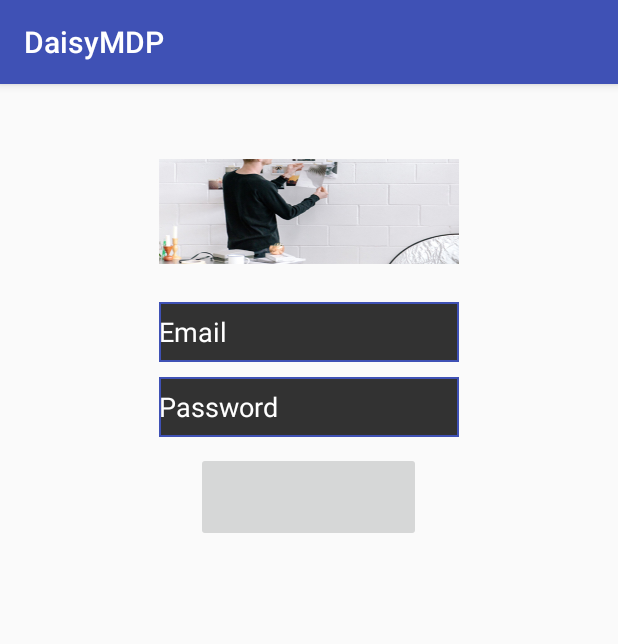
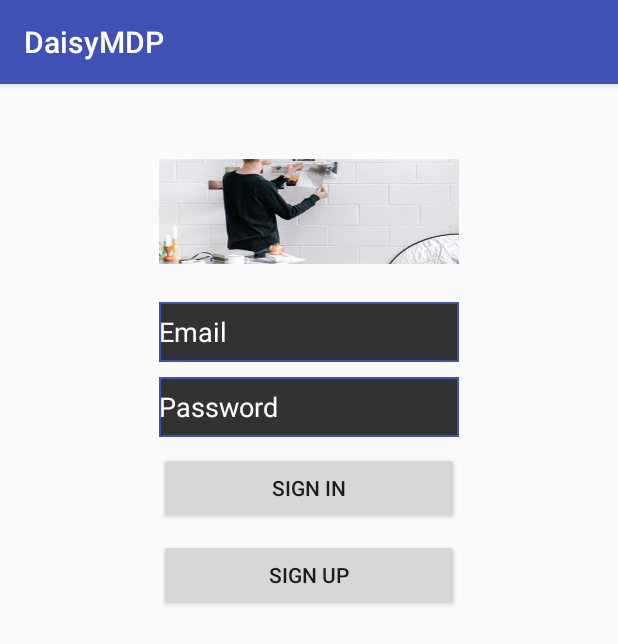
Before and after one commit to kevinreynold/daisyAndroid, an Android app: the screen it shows after launch (MainActivity before the commit, LoginActivity after it), on a phone screen of 412 x 824 dp. Shown: the top 644 px of the screen. Run offline under Robolectric (Android 15) with nearby library versions, the phone set to English and light mode, and no system bars.

Commit message:
Splash Screen + Login + Register + Login Session

```diff
--- a/app/src/main/AndroidManifest.xml
+++ b/app/src/main/AndroidManifest.xml
@@ -1,7 +1,7 @@
 <?xml version="1.0" encoding="utf-8"?>
 <manifest xmlns:android="http://schemas.android.com/apk/res/android"
     package="com.example.ricky.daisymdp">
-
+    <uses-permission android:name="android.permission.INTERNET"></uses-permission>
     <application
         android:allowBackup="true"
         android:icon="@mipmap/ic_launcher"
@@ -16,6 +16,9 @@
                 <category android:name="android.intent.category.LAUNCHER" />
             </intent-filter>
         </activity>
+        <activity android:name=".LoginActivity" />
+        <activity android:name=".RegisterActivity" />
+        <activity android:name=".HomeActivity"></activity>
     </application>
 
 </manifest>
--- a/app/src/main/java/com/example/ricky/daisymdp/MainActivity.java
+++ b/app/src/main/java/com/example/ricky/daisymdp/MainActivity.java
@@ -1,13 +1,33 @@
 package com.example.ricky.daisymdp;
 
+import android.content.Intent;
+import android.os.Handler;
 import android.support.v7.app.AppCompatActivity;
 import android.os.Bundle;
+import android.widget.Toast;
 
 public class MainActivity extends AppCompatActivity {
+    public static UserSessionManager session;
 
     @Override
     protected void onCreate(Bundle savedInstanceState) {
         super.onCreate(savedInstanceState);
-        setContentView(R.layout.activity_login);
+        setContentView(R.layout.activity_splash);
+        session = new UserSessionManager(getApplicationContext());
+        new Handler().postDelayed(new Runnable() {
+            @Override
+            public void run() {
+                if(session.isUserLoggedIn()){
+                    Intent intent = new Intent(MainActivity.this, HomeActivity.class);
+                    startActivity(intent);
+                    finish();
+                }
+                else{
+                    Intent intent = new Intent(MainActivity.this, LoginActivity.class);
+                    startActivity(intent);
+                    finish();
+                }
+            }
+        }, 3500);
     }
 }
--- /dev/null
+++ b/app/src/main/java/com/example/ricky/daisymdp/UserSessionManager.java
@@ -0,0 +1,66 @@
+package com.example.ricky.daisymdp;
+
+/**
+ * Created by Kevin on 6/4/2017.
+ */
+
+import java.util.HashMap;
+import android.content.Context;
+import android.content.Intent;
+import android.content.SharedPreferences;
+import android.content.SharedPreferences.Editor;
+
+public class UserSessionManager {
+
+    SharedPreferences pref;
+    Editor editor;
+    Context _context;
+    int PRIVATE_MODE = 0;
+    private static final String PREFER_NAME = "DAISY_PREFERENCE";
+    private static final String IS_USER_LOGIN = "IsUserLoggedIn";
+    public static final String KEY_USER = "user_id";
+
+//    public static final String host = "192.168.100.14";
+    public static final String host = "10.0.3.2";
+
+    public UserSessionManager(Context context){
+        this._context = context;
+        pref = _context.getSharedPreferences(PREFER_NAME, PRIVATE_MODE);
+        editor = pref.edit();
+    }
+
+    public void createUserLoginSession(String user_id){
+        editor.putBoolean(IS_USER_LOGIN, true);
+        editor.putString(KEY_USER, user_id);
+        editor.commit();
+    }
+
+    public HashMap<String, String> getUserDetails(){
+        HashMap<String, String> user = new HashMap<String, String>();
+        user.put(KEY_USER, pref.getString(KEY_USER, null));
+        return user;
+    }
+
+    public boolean checkLogin(){
+        if(!this.isUserLoggedIn()){
+            Intent i = new Intent(_context, LoginActivity.class);
+            i.setFlags(Intent.FLAG_ACTIVITY_NEW_TASK | Intent.FLAG_ACTIVITY_CLEAR_TASK);
+            _context.startActivity(i);
+            return true;
+        }
+        return false;
+    }
+
+    public void logoutUser(){
+        editor.clear();
+        editor.commit();
+        Intent i = new Intent(_context, LoginActivity.class);
+        i.setFlags(Intent.FLAG_ACTIVITY_NEW_TASK | Intent.FLAG_ACTIVITY_CLEAR_TASK);
+        _context.startActivity(i);
+    }
+
+    // Check for login
+    public boolean isUserLoggedIn(){
+        return pref.getBoolean(IS_USER_LOGIN, false);
+    }
+}
--- a/app/src/main/res/layout/activity_login.xml
+++ b/app/src/main/res/layout/activity_login.xml
@@ -13,46 +13,55 @@
         <LinearLayout
             android:layout_width="match_parent"
             android:layout_height="match_parent"
-            android:orientation="vertical" >
+            android:orientation="vertical">
 
             <ImageView
                 android:layout_width="200dp"
                 android:layout_height="70dp"
                 android:layout_gravity="center_horizontal"
-                android:background="@drawable/banner"
                 android:layout_marginTop="50dp"
-                />
+                android:background="@drawable/banner" />
 
             <EditText
+                android:id="@+id/tbUserLogin"
                 android:layout_width="200dp"
                 android:layout_height="40dp"
                 android:layout_gravity="center_horizontal"
                 android:layout_marginTop="25dp"
                 android:background="@drawable/textborder"
+                android:hint="Email"
+                android:inputType="textEmailAddress"
                 android:textColor="@color/white"
-                android:textColorHint="@color/white"
-                android:hint="Email"
-                android:inputType="textEmailAddress" />
+                android:textColorHint="@color/white" />
 
 
             <EditText
+                android:id="@+id/tbPassLogin"
                 android:layout_width="200dp"
                 android:layout_height="40dp"
+                android:layout_gravity="center_horizontal"
                 android:layout_marginTop="10dp"
-                android:layout_gravity="center_horizontal"
                 android:background="@drawable/textborder"
                 android:hint="Password"
+                android:inputType="textPassword"
                 android:textColor="@color/white"
-                android:textColorHint="@color/white"
-                android:inputType="textPassword"
-                />
+                android:textColorHint="@color/white" />
 
-            <ImageButton
-                android:layout_width="150dp"
-                android:layout_height="60dp"
+            <Button
+                android:id="@+id/btnLogin"
+                android:layout_width="200dp"
+                android:layout_height="wrap_content"
+                android:layout_gravity="center"
                 android:layout_marginTop="10dp"
-                android:layout_gravity="center_horizontal"
-                />
+                android:text="Sign In" />
+
+            <Button
+                android:id="@+id/btnToRegister"
+                android:layout_width="200dp"
+                android:layout_height="wrap_content"
+                android:layout_gravity="center"
+                android:layout_marginTop="10dp"
+                android:text="Sign Up" />
 
         </LinearLayout>
 
```
Also changed, not shown: app/src/main/java/com/example/ricky/daisymdp/HomeActivity.java (added, +26 -0 lines), app/src/main/java/com/example/ricky/daisymdp/LoginActivity.java (added, +131 -0 lines), app/src/main/java/com/example/ricky/daisymdp/RegisterActivity.java (added, +143 -0 lines), app/src/main/java/com/example/ricky/daisymdp/User.java (added, +61 -0 lines), app/src/main/java/com/example/ricky/daisymdp/Validation.java (added, +20 -0 lines), app/src/main/res/layout/activity_main.xml (+12 -1 lines), app/src/main/res/layout/activity_register.xml (+31 -31 lines), app/src/main/res/layout/activity_splash.xml (added, +13 -0 lines).
